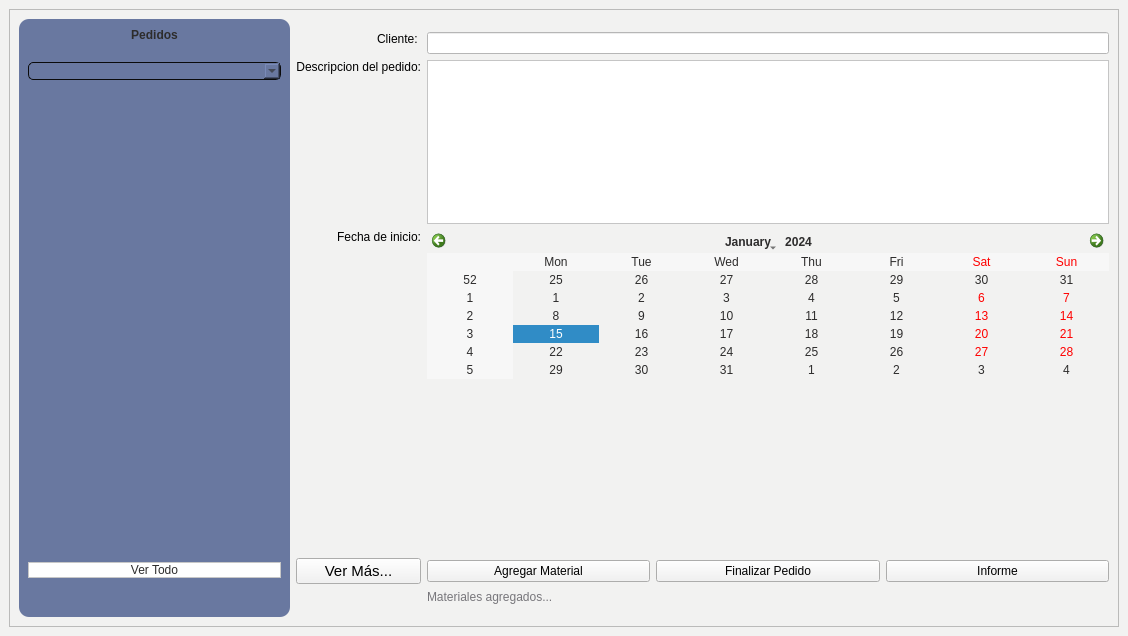
EdCenten0/MAPA-Python, file Proyecto/Interfaces/Ui/Vista_previa_pedidos_window.ui: the form before one commit.
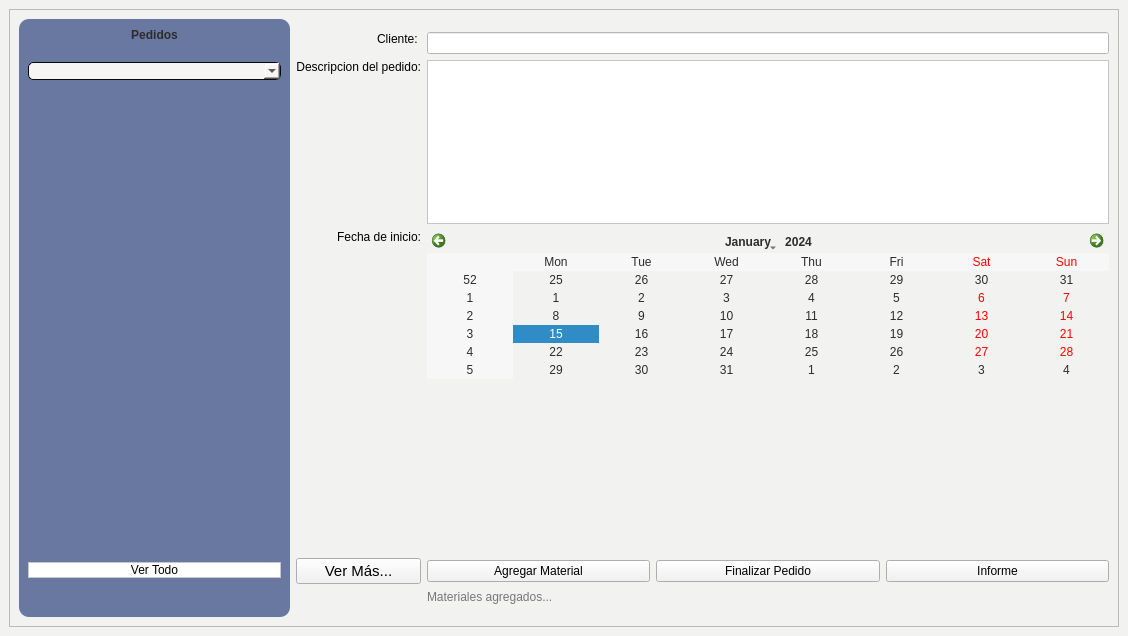
The form after the commit.

Commit message: Cambio en veariables de id_pedido

What changed in the file:
```diff
--- a/Proyecto/Interfaces/Ui/Vista_previa_pedidos_window.ui
+++ b/Proyecto/Interfaces/Ui/Vista_previa_pedidos_window.ui
@@ -45,11 +45,24 @@
          <item>
           <widget class="QFrame" name="frame">
            <property name="styleSheet">
-            <string notr="true">border:none;
+            <string notr="true">QFrame{
+		border:none;
+		border-radius:10%;
+		background-color: rgb(105, 120, 160);
+		color: rgb(45, 44, 44);
+}
 
-border-radius:10%;
-background-color: rgb(105, 120, 160);
-color: rgb(45, 44, 44);</string>
+QComboBox{
+		border:1px solid #c7c7c7;
+		border-radius:10%;
+		background-color:rgb(246, 245, 244);
+}
+
+QPushButton{
+			border:1px solid #c7c7c7;
+			border-radius:10%;
+			background-color:rgb(246, 245, 244);
+}</string>
            </property>
            <property name="frameShape">
             <enum>QFrame::StyledPanel</enum>
```
The commit also changes 4 other files.
